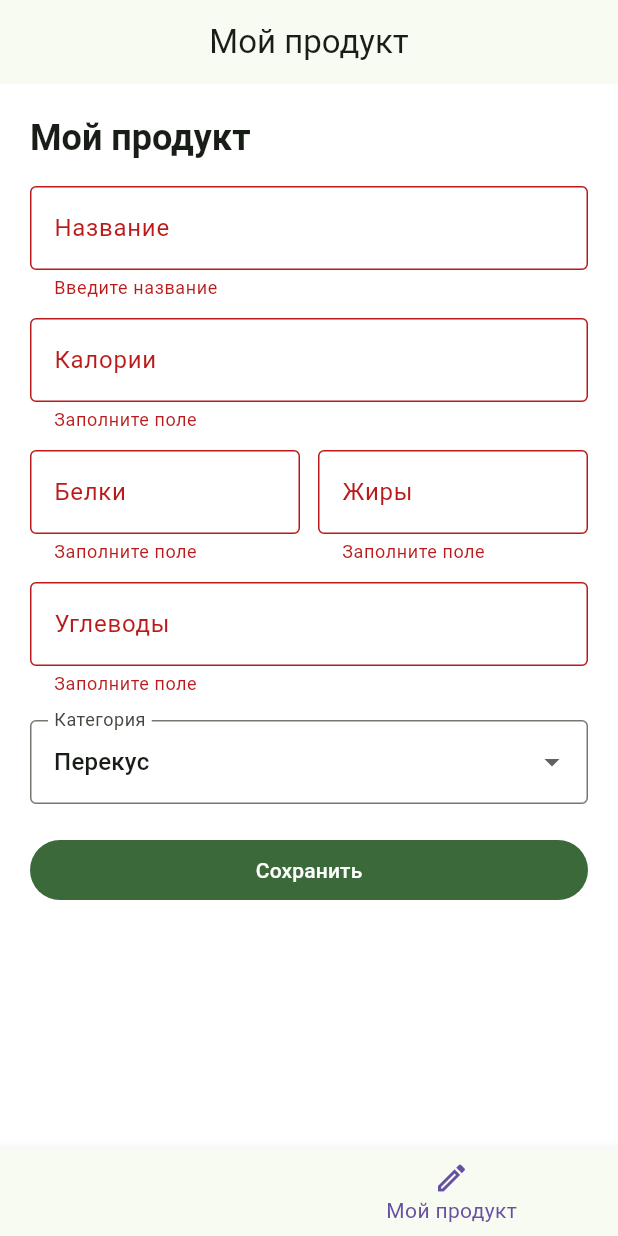
After one commit to NataliaAtiukova/FoodAI, a Flutter app: the screen it shows after launch, item 5 of the bottom bar chosen, after a tap on "Сохранить", on a phone screen of 412 x 824 dp. The commit adds this screen. Run offline on Flutter 3.47's test engine with Material 3 defaults, Android fonts, the phone set to English and light mode, and no system bars; our stand-ins replace fl_chart, flutter_dotenv, googleapis_auth, hive, hive_flutter, image_picker; missing offline and left inert: googleapis; accounts and stored records are empty.

```diff
--- a/lib/main.dart
+++ b/lib/main.dart
@@ -4,6 +4,7 @@ import 'app_secrets.dart';
 import 'screens/diary_screen.dart';
 import 'screens/home_screen.dart';
 import 'screens/manual_screen.dart';
+import 'screens/my_product_screen.dart';
 import 'screens/progress_screen.dart';
 import 'screens/search_screen.dart';
 import 'services/diary_service.dart';
@@ -33,6 +34,7 @@ class _FoodAiAppState extends State<FoodAiApp> {
       DiaryScreen(onAddFood: _onAddFood),
       const SearchScreen(),
       const ManualScreen(),
+      const MyProductScreen(),
       const ProgressScreen(),
     ];
 
@@ -61,7 +63,8 @@ class _FoodAiAppState extends State<FoodAiApp> {
             BottomNavigationBarItem(icon: Icon(Icons.home_outlined), label: 'Home'),
             BottomNavigationBarItem(icon: Icon(Icons.book_outlined), label: 'Diary'),
             BottomNavigationBarItem(icon: Icon(Icons.search_outlined), label: 'Search'),
-            BottomNavigationBarItem(icon: Icon(Icons.edit_outlined), label: 'Manual'),
+            BottomNavigationBarItem(icon: Icon(Icons.restaurant_menu), label: 'Блюда'),
+            BottomNavigationBarItem(icon: Icon(Icons.edit_outlined), label: 'Мой продукт'),
             BottomNavigationBarItem(icon: Icon(Icons.show_chart_outlined), label: 'Progress'),
           ],
         ),
@@ -78,8 +81,10 @@ class _FoodAiAppState extends State<FoodAiApp> {
       case 2:
         return 'Поиск';
       case 3:
-        return 'Ручной ввод';
+        return 'Русские блюда';
       case 4:
+        return 'Мой продукт';
+      case 5:
         return 'Прогресс';
       default:
         return 'FoodAI';
@@ -107,8 +112,18 @@ class _FoodAiAppState extends State<FoodAiApp> {
             mainAxisSize: MainAxisSize.min,
             children: <Widget>[
               ListTile(
+                leading: const Icon(Icons.search_outlined),
+                title: const Text('Поиск по базе'),
+                onTap: () => Navigator.of(context).pop(_AddFoodAction.search),
+              ),
+              ListTile(
+                leading: const Icon(Icons.restaurant_menu),
+                title: const Text('Популярные блюда'),
+                onTap: () => Navigator.of(context).pop(_AddFoodAction.dishes),
+              ),
+              ListTile(
                 leading: const Icon(Icons.edit_outlined),
-                title: const Text('Ввести вручную'),
+                title: const Text('Мой продукт'),
                 onTap: () => Navigator.of(context).pop(_AddFoodAction.manual),
               ),
               ListTile(
@@ -139,8 +154,14 @@ class _FoodAiAppState extends State<FoodAiApp> {
     }
 
     switch (action) {
+      case _AddFoodAction.search:
+        _setCurrentIndex(2);
+        break;
+      case _AddFoodAction.dishes:
+        _setCurrentIndex(3);
+        break;
       case _AddFoodAction.manual:
-        _setCurrentIndex(3);
+        _setCurrentIndex(4);
         break;
       case _AddFoodAction.camera:
         switchToHome(() => _homeKey.currentState?.startCameraScan());
@@ -152,4 +173,4 @@ class _FoodAiAppState extends State<FoodAiApp> {
   }
 }
 
-enum _AddFoodAction { manual, camera, gallery }
+enum _AddFoodAction { search, dishes, manual, camera, gallery }
--- a/lib/models/search_food_item.dart
+++ b/lib/models/search_food_item.dart
@@ -1,13 +1,17 @@
+import 'nutrition_models.dart';
+
 class SearchFoodItem {
   const SearchFoodItem({
     required this.name,
     this.brand,
     this.thumbnailUrl,
+    this.factsPer100g,
   });
 
   final String name;
   final String? brand;
   final String? thumbnailUrl;
+  final NutritionFacts? factsPer100g;
 
   String get displayName =>
       brand == null || brand!.isEmpty ? name : '$name · $brand';
--- /dev/null
+++ b/lib/screens/my_product_screen.dart
@@ -0,0 +1,220 @@
+import 'package:flutter/material.dart';
+
+import '../models/meal_category.dart';
+import '../services/diary_service.dart';
+
+class MyProductScreen extends StatefulWidget {
+  const MyProductScreen({super.key});
+
+  @override
+  State<MyProductScreen> createState() => _MyProductScreenState();
+}
+
+class _MyProductScreenState extends State<MyProductScreen> {
+  final _formKey = GlobalKey<FormState>();
+  final TextEditingController _nameController = TextEditingController();
+  final TextEditingController _caloriesController = TextEditingController();
+  final TextEditingController _proteinController = TextEditingController();
+  final TextEditingController _fatController = TextEditingController();
+  final TextEditingController _carbsController = TextEditingController();
+  MealCategory _category = MealCategory.snack;
+  bool _isSaving = false;
+
+  @override
+  void dispose() {
+    _nameController.dispose();
+    _caloriesController.dispose();
+    _proteinController.dispose();
+    _fatController.dispose();
+    _carbsController.dispose();
+    super.dispose();
+  }
+
+  Future<void> _save() async {
+    if (!_formKey.currentState!.validate()) {
+      return;
+    }
+
+    final name = _nameController.text.trim();
+    final double? calories = double.tryParse(_caloriesController.text.replaceAll(',', '.'));
+    final double? protein = double.tryParse(_proteinController.text.replaceAll(',', '.'));
+    final double? fat = double.tryParse(_fatController.text.replaceAll(',', '.'));
+    final double? carbs = double.tryParse(_carbsController.text.replaceAll(',', '.'));
+
+    if (calories == null || protein == null || fat == null || carbs == null) {
+      _showSnackBar('Введите корректные значения БЖУ.');
+      return;
+    }
+
+    setState(() => _isSaving = true);
+    try {
+      await DiaryService.instance.addEntry(
+        name: name,
+        calories: calories,
+        protein: protein,
+        fat: fat,
+        carbs: carbs,
+        goal: 'ручной',
+        advice: 'Пользовательский продукт.',
+        category: _category,
+        source: 'Ручной ввод',
+      );
+      if (!mounted) {
+        return;
+      }
+      _showSnackBar('Продукт добавлен.');
+      _formKey.currentState?.reset();
+      _nameController.clear();
+      _caloriesController.clear();
+      _proteinController.clear();
+      _fatController.clear();
+      _carbsController.clear();
+    } catch (error) {
+      _showSnackBar('Не удалось сохранить: $error');
+    } finally {
+      if (mounted) {
+        setState(() => _isSaving = false);
+      }
+    }
+  }
+
+  void _showSnackBar(String message) {
+    if (!mounted) {
+      return;
+    }
+    ScaffoldMessenger.of(context)
+      ..hideCurrentSnackBar()
+      ..showSnackBar(SnackBar(content: Text(message)));
+  }
+
+  @override
+  Widget build(BuildContext context) {
+    final theme = Theme.of(context);
+    return SafeArea(
+      child: SingleChildScrollView(
+        padding: const EdgeInsets.all(20),
+        child: Form(
+          key: _formKey,
+          child: Column(
+            crossAxisAlignment: CrossAxisAlignment.start,
+            children: <Widget>[
+              Text(
+                'Мой продукт',
+                style: theme.textTheme.headlineSmall?.copyWith(fontWeight: FontWeight.w600),
+              ),
+              const SizedBox(height: 16),
+              TextFormField(
+                controller: _nameController,
+                decoration: const InputDecoration(
+                  labelText: 'Название',
+                  border: OutlineInputBorder(),
+                ),
+                validator: (value) =>
+                    value == null || value.trim().isEmpty ? 'Введите название' : null,
+              ),
+              const SizedBox(height: 12),
+              TextFormField(
+                controller: _caloriesController,
+                keyboardType: const TextInputType.numberWithOptions(decimal: true),
+                decoration: const InputDecoration(
+                  labelText: 'Калории',
+                  suffixText: 'ккал',
+                  border: OutlineInputBorder(),
+                ),
+                validator: _numberValidator,
+              ),
+              const SizedBox(height: 12),
+              Row(
+                children: <Widget>[
+                  Expanded(
+                    child: TextFormField(
+                      controller: _proteinController,
+                      keyboardType: const TextInputType.numberWithOptions(decimal: true),
+                      decoration: const InputDecoration(
+                        labelText: 'Белки',
+                        suffixText: 'г',
+                        border: OutlineInputBorder(),
+                      ),
+                      validator: _numberValidator,
+                    ),
+                  ),
+                  const SizedBox(width: 12),
+                  Expanded(
+                    child: TextFormField(
+                      controller: _fatController,
+                      keyboardType: const TextInputType.numberWithOptions(decimal: true),
+                      decoration: const InputDecoration(
+                        labelText: 'Жиры',
+                        suffixText: 'г',
+                        border: OutlineInputBorder(),
+                      ),
+                      validator: _numberValidator,
+                    ),
+                  ),
+                ],
+              ),
+              const SizedBox(height: 12),
+              TextFormField(
+                controller: _carbsController,
+                keyboardType: const TextInputType.numberWithOptions(decimal: true),
+                decoration: const InputDecoration(
+                  labelText: 'Углеводы',
+                  suffixText: 'г',
+                  border: OutlineInputBorder(),
+                ),
+                validator: _numberValidator,
+              ),
+              const SizedBox(height: 16),
+              DropdownButtonFormField<MealCategory>(
+                value: _category,
+                decoration: const InputDecoration(
+                  labelText: 'Категория',
+                  border: OutlineInputBorder(),
+                ),
+                onChanged: _isSaving
+                    ? null
+                    : (value) {
+                        if (value != null) {
+                          setState(() => _category = value);
+                        }
+                      },
+                items: MealCategory.values
+                    .map(
+                      (category) => DropdownMenuItem<MealCategory>(
+                        value: category,
+                        child: Text(category.displayName),
+                      ),
+                    )
+                    .toList(),
+              ),
+              const SizedBox(height: 20),
+              SizedBox(
+                width: double.infinity,
+                child: FilledButton(
+                  onPressed: _isSaving ? null : _save,
+                  child: _isSaving
+                      ? const SizedBox(
+                          width: 20,
+                          height: 20,
+                          child: CircularProgressIndicator(strokeWidth: 2),
+                        )
+                      : const Text('Сохранить'),
+                ),
+              ),
+            ],
+          ),
+        ),
+      ),
+    );
+  }
+
+  String? _numberValidator(String? value) {
+    if (value == null || value.trim().isEmpty) {
+      return 'Заполните поле';
+    }
+    if (double.tryParse(value.replaceAll(',', '.')) == null) {
+      return 'Введите число';
+    }
+    return null;
+  }
+}
```
Also changed, not shown: lib/screens/home_screen.dart (+24 -3 lines), lib/screens/search_screen.dart (+45 -8 lines), lib/services/nutrition_service.dart (+60 -37 lines), 1 other file.
